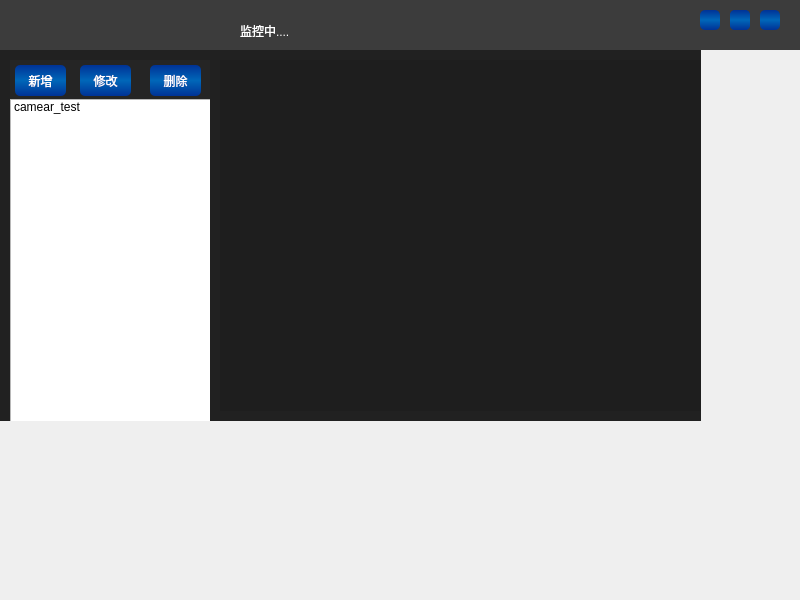
Above: xviewer/xviewer/xviewer.ui from GJP1106/FFmpegStudy before the change. Below: the same form after it.
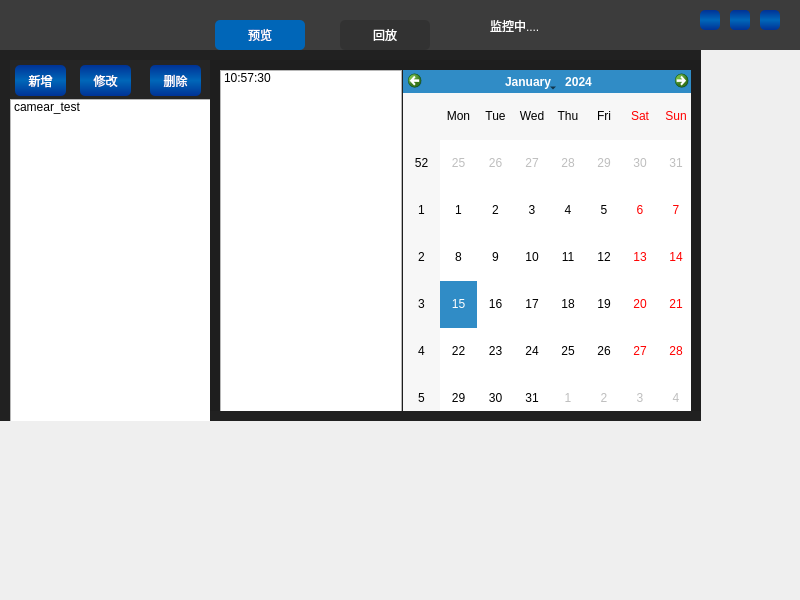
That is the form after the change. Icons and pictures are not drawn.

Commit message: 回放界面设计并实现与预览切换

What changed in the file:
```diff
--- a/xviewer/xviewer/xviewer.ui
+++ b/xviewer/xviewer/xviewer.ui
@@ -78,6 +78,26 @@
 {
 color: rgb(255, 255, 255);
 	font: 75 10pt &quot;Adobe Devanagari&quot;;
+}
+/* tab菜单按钮切换样式 */
+#preview
+{
+background-color:rgb(50, 50, 50);
+}
+
+#playback
+{
+background-color:rgb(50, 50, 50);
+}
+
+#preview:checked
+{
+background-color:rgb(0, 102, 184);
+}
+
+#playback:checked
+{
+background-color:rgb(0, 102, 184);
 }</string>
   </property>
   <widget class="QWidget" name="head" native="true">
@@ -189,8 +209,8 @@
    <widget class="QLabel" name="status">
     <property name="geometry">
      <rect>
-      <x>240</x>
-      <y>15</y>
+      <x>490</x>
+      <y>10</y>
       <width>191</width>
       <height>31</height>
      </rect>
@@ -199,6 +219,50 @@
      <string>监控中....</string>
     </property>
    </widget>
+   <widget class="QPushButton" name="preview">
+    <property name="geometry">
+     <rect>
+      <x>215</x>
+      <y>20</y>
+      <width>90</width>
+      <height>30</height>
+     </rect>
+    </property>
+    <property name="text">
+     <string>预览</string>
+    </property>
+    <property name="checkable">
+     <bool>true</bool>
+    </property>
+    <property name="checked">
+     <bool>true</bool>
+    </property>
+    <property name="autoExclusive">
+     <bool>true</bool>
+    </property>
+   </widget>
+   <widget class="QPushButton" name="playback">
+    <property name="geometry">
+     <rect>
+      <x>340</x>
+      <y>20</y>
+      <width>90</width>
+      <height>30</height>
+     </rect>
+    </property>
+    <property name="text">
+     <string>回放</string>
+    </property>
+    <property name="checkable">
+     <bool>true</bool>
+    </property>
+    <property name="checked">
+     <bool>false</bool>
+    </property>
+    <property name="autoExclusive">
+     <bool>true</bool>
+    </property>
+   </widget>
   </widget>
   <widget class="QWidget" name="body" native="true">
    <property name="geometry">
@@ -295,12 +359,47 @@
    <widget class="QWidget" name="cams" native="true">
     <property name="geometry">
      <rect>
+      <x>210</x>
+      <y>10</y>
+      <width>502</width>
+      <height>351</height>
+     </rect>
+    </property>
+   </widget>
+   <widget class="QWidget" name="playback_wid" native="true">
+    <property name="geometry">
+     <rect>
       <x>220</x>
       <y>10</y>
-      <width>501</width>
+      <width>471</width>
       <height>351</height>
      </rect>
     </property>
+    <widget class="QCalendarWidget" name="cal">
+     <property name="geometry">
+      <rect>
+       <x>183</x>
+       <y>10</y>
+       <width>291</width>
+       <height>351</height>
+      </rect>
+     </property>
+    </widget>
+    <widget class="QListWidget" name="time_list">
+     <property name="geometry">
+      <rect>
+       <x>0</x>
+       <y>10</y>
+       <width>182</width>
+       <height>351</height>
+      </rect>
+     </property>
+     <item>
+      <property name="text">
+       <string>10:57:30</string>
+      </property>
+     </item>
+    </widget>
    </widget>
   </widget>
  </widget>
```
Left out of the diff: 37 changed lines with no effect on the pictures. The commit also changes 4 other files.
